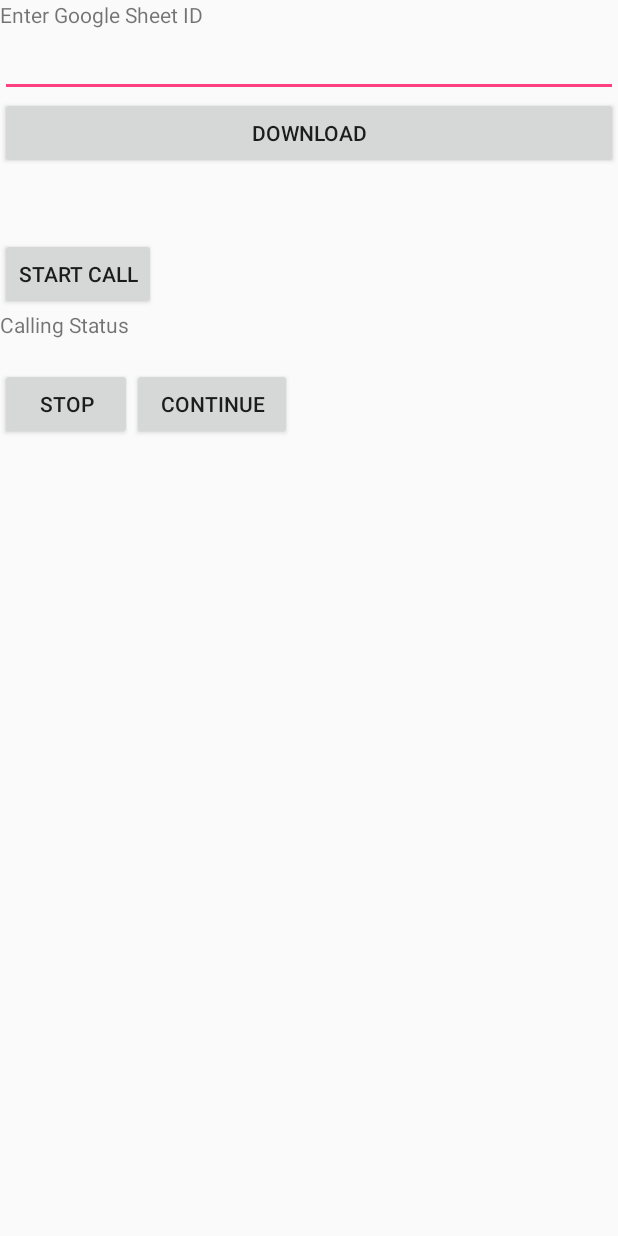
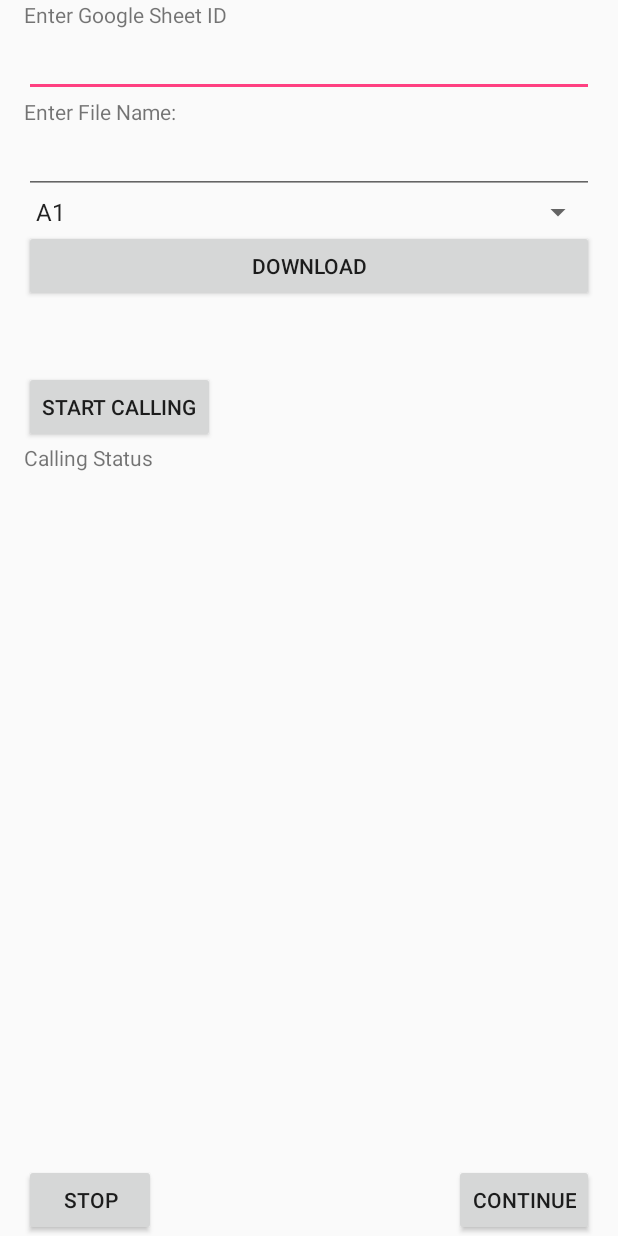
Before and after one commit to dilipkumarvignesh/folkCalling, an Android app: the screen it shows after launch (MainActivity), after a tap on "DOWNLOAD", on a phone screen of 412 x 824 dp. Run offline under Robolectric (Android 15) with nearby library versions, the phone set to English and light mode, and no system bars.

Commit message:
Able to Read from Local File with status; Option to either download from google or local file

```diff
--- a/app/src/main/java/com/iskcon/pfh/folkcalling/MainActivity.java
+++ b/app/src/main/java/com/iskcon/pfh/folkcalling/MainActivity.java
@@ -19,6 +19,7 @@ import android.util.Log;
 import android.view.View;
 import android.widget.Button;
 import android.widget.EditText;
+import android.widget.Spinner;
 import android.widget.TextView;
 import android.widget.Toast;
 
@@ -66,7 +67,14 @@ public class MainActivity extends AppCompatActivity implements View.OnClickListe
                     this,
                     PERMISSIONS_STORAGE,
                     REQUEST_EXTERNAL_STORAGE
-            );}
+
+
+            );
+
+            ActivityCompat.requestPermissions(this,
+                    new String[]{Manifest.permission.CALL_PHONE},
+                    MY_PERMISSIONS_REQUEST_CALL);
+        }
         PhoneStateListener callStateListener = new PhoneStateListener() {
             public void onCallStateChanged(int state, String incomingNumber){
                 if(state==TelephonyManager.CALL_STATE_RINGING){
@@ -82,6 +90,10 @@ public class MainActivity extends AppCompatActivity implements View.OnClickListe
                     //phone is neither ringing nor in a call
 //                    Toast.makeText(getApplicationContext(),"Phone Idle",
 //                            Toast.LENGTH_LONG).show();
+
+//                    Intent showDialogIntent = new Intent(MainActivity.this, DisplayMessageActivity.class);
+//                        showDialogIntent.putExtra("Name", jName);
+//                        startActivityForResult(showDialogIntent, 2);
                     Runnable showDialogRun = new Runnable() {
                         public void run() {
                             repeatCall();
@@ -137,9 +149,9 @@ public class MainActivity extends AppCompatActivity implements View.OnClickListe
             }
         });
 
-        ActivityCompat.requestPermissions(this,
-                new String[]{Manifest.permission.CALL_PHONE},
-                MY_PERMISSIONS_REQUEST_CALL);
+//        ActivityCompat.requestPermissions(this,
+//                new String[]{Manifest.permission.CALL_PHONE},
+//                MY_PERMISSIONS_REQUEST_CALL);
 
 
 
@@ -207,36 +219,57 @@ public class MainActivity extends AppCompatActivity implements View.OnClickListe
     }
     private void download_excel() {
         //  DownloadWebpageTask myTask = new DownloadWebpageTask();
+        i=0;
         GoogleId = txtGoogleId.getText().toString();
+        EditText cFilename = (EditText) findViewById(R.id.LFileInput);
+        String csvFilename = cFilename.getText().toString();
+        if (!csvFilename.equals(""))
+        {
+            Spinner sta = (Spinner)findViewById(R.id.spinner);
+            String StatusValue = sta.getSelectedItem().toString();
+            Log.d("info","SpinnerText:"+StatusValue);
+            CallStatusUpdate CallData = new CallStatusUpdate();
+            jA = CallData.getCallDataStatus(StatusValue,this,csvFilename);
+            Toast.makeText(getApplicationContext(),
+                    jA.length()+" Contacts Downloaded", Toast.LENGTH_LONG).show();
+            contact_count = jA.length();
+            //int cou = contact_count - i;
+            String Status =  "0 Contacts Called " + contact_count+" Contacts Remaining";
+            txtStatus.setText(Status);
 
+        }
+        else if(!GoogleId.equals(""))
+        {
             Toast.makeText(getApplicationContext(),
                     "Downloading Excel. Please wait ...", Toast.LENGTH_LONG).show();
+            DownloadWebpageTask dow = new DownloadWebpageTask(new AsyncResult() {
+                @Override
+                public void onResult(JSONObject object) {
+                    //    ActivityCompat.requestPermissions(this,
+//                new String[]{Manifest.permission.CALL_PHONE},
+                    processJson(object);
 
-         CallStatusUpdate CallData = new CallStatusUpdate();
-         jA = CallData.getCallDataStatus("A1",this);
-         Toast.makeText(getApplicationContext(),
-                 jA.length()+" Contacts Downloaded", Toast.LENGTH_LONG).show();
+                }
+            });
+            String final_google_id = "1C7XyjLQj0t6waLGlDWsvVdGtM0JWh24RFi0ZiR5L6w0";
+            dow.execute("https://spreadsheets.google.com/tq?key="+final_google_id);
+        }
 
-//        DownloadWebpageTask dow = new DownloadWebpageTask(new AsyncResult() {
-//            @Override
-//            public void onResult(JSONObject object) {
-//
-//                processJson(object);
-//
-//            }
-//        });
+
+
+//         Toast.makeText(getApplicationContext(),
+//                 jA.length()+" Contacts Downloaded", Toast.LENGTH_LONG).show();
+
 
        // String final_google_id  = getGoogleId(GoogleId);
-//        String final_google_id = "1C7XyjLQj0t6waLGlDWsvVdGtM0JWh24RFi0ZiR5L6w0";
-//        dow.execute("https://spreadsheets.google.com/tq?key="+final_google_id);
+
 
         }
 
 public void callNow()
         {           Log.d("info","inside Call now");
-                 ActivityCompat.requestPermissions(this,
-                new String[]{Manifest.permission.CALL_PHONE},
-                MY_PERMISSIONS_REQUEST_CALL);
+//
+//                MY_PERMISSIONS_REQUEST_CALL);
     }
     public void onRequestPermissionsResult(int requestCode, String permissions[], int[] grantResults) {
         switch (requestCode) {
@@ -275,7 +308,8 @@ public class MainActivity extends AppCompatActivity implements View.OnClickListe
         Log.d("info","Connecting Call");
         Intent intent = new Intent(Intent.ACTION_CALL);
         try {
-            if(Callenabled == 1) {
+            if(Callenabled == 1 && i < contact_count) {
+
                 JSONObject objects = jA.getJSONObject(i);
                 jName = objects.get("Name").toString();
                 String jNumber = objects.get("Number").toString();
@@ -294,11 +328,53 @@ public class MainActivity extends AppCompatActivity implements View.OnClickListe
                 int cou = contact_count - i;
                 String Status = i + " Contacts Called " + cou + " Contacts Remaining";
                 txtStatus.setText(Status);
+                final Context context = this;
                 Runnable showDialogRun = new Runnable() {
                     public void run() {
-                        Intent showDialogIntent = new Intent(MainActivity.this, DisplayMessageActivity.class);
-                        showDialogIntent.putExtra("Name", jName);
-                        startActivityForResult(showDialogIntent, 2);
+//                        Intent showDialogIntent = new Intent(MainActivity.this, DisplayMessageActivity.class);
+//                        showDialogIntent.putExtra("Name", jName);
+//                        startActivityForResult(showDialogIntent, 2);
+//
+//                        // get prompts.xml view
+//                        LayoutInflater li = LayoutInflater.from(context);
+//                        View promptsView = li.inflate(R.layout.custom_dialog, null);
+//
+//                        AlertDialog.Builder alertDialogBuilder = new AlertDialog.Builder(
+//                                context);
+//
+//                        // set prompts.xml to alertdialog builder
+//                        alertDialogBuilder.setView(promptsView);
+//
+//                        final EditText userInput = (EditText) promptsView
+//                                .findViewById(R.id.editTextDialogUserInput);
+
+                        // set dialog message
+//                        alertDialogBuilder
+//                                .setCancelable(false)
+//                                .setPositiveButton("OK",
+//                                        new DialogInterface.OnClickListener() {
+//                                            public void onClick(DialogInterface dialog,int id) {
+//                                                // get user input and set it to result
+//                                                // edit text
+//                                                result.setText(userInput.getText());
+//                                            }
+//                                        })
+//                                .setNegativeButton("Cancel",
+//                                        new DialogInterface.OnClickListener() {
+//                                            public void onClick(DialogInterface dialog,int id) {
+//                                                dialog.cancel();
+//                                            }
+//                                        });
+//
+//                        // create alert dialog
+//                        AlertDialog alertDialog = alertDialogBuilder.create();
+//
+//                        // show it
+//                        alertDialog.show();
+
+
+
+
 
                     }
                 };
@@ -307,8 +383,8 @@ public class MainActivity extends AppCompatActivity implements View.OnClickListe
 //                cs.show(fm,"DialogFragment");
                 Handler h = new Handler();
                 h.postDelayed(showDialogRun, 2000);
-                CallStatusUpdate updateCall = new CallStatusUpdate();
-                updateCall.getData(jNumber,"A1",this);
+//                CallStatusUpdate updateCall = new CallStatusUpdate();
+//                updateCall.getData(jNumber,"A1",this);
             }
 
             //vi.addView(ly1, params1);
--- a/app/src/main/res/layout/activity_main.xml
+++ b/app/src/main/res/layout/activity_main.xml
@@ -1,79 +1,106 @@
 <?xml version="1.0" encoding="utf-8"?>
-<ScrollView
-    xmlns:android="http://schemas.android.com/apk/res/android"
-    android:layout_width="fill_parent"
-    android:layout_height="fill_parent">
+<!--<ScrollView-->
+    <!--xmlns:android="http://schemas.android.com/apk/res/android"-->
+    <!--android:layout_width="fill_parent"-->
+    <!--android:layout_height="fill_parent">-->
 
-<LinearLayout xmlns:android="http://schemas.android.com/apk/res/android"
+<RelativeLayout xmlns:android="http://schemas.android.com/apk/res/android"
     android:orientation="vertical"
-    android:layout_width="fill_parent"
-    android:layout_height="fill_parent"
-
+    android:layout_width="match_parent"
+    android:layout_height="match_parent"
+    android:paddingLeft="16dp"
+    android:paddingRight="16dp"
     >
 
     <TextView
         android:layout_width="fill_parent"
         android:layout_height="wrap_content"
         android:text="Enter Google Sheet ID"
+        android:id="@+id/GoogleIdText"
         />
     <EditText
         android:id="@+id/txtGoogleId"
         android:layout_width="fill_parent"
         android:layout_height="wrap_content"
+        android:layout_below="@+id/GoogleIdText"
         />
+
+    <TextView
+        android:id="@+id/LFileName"
+        android:layout_width="wrap_content"
+        android:layout_height="wrap_content"
+        android:text="Enter File Name:"
+        android:layout_below="@+id/txtGoogleId"/>
+
+    <EditText
+        android:id="@+id/LFileInput"
+        android:layout_width="fill_parent"
+        android:layout_height="wrap_content"
+        android:layout_below="@+id/LFileName"
+        />
+    <Spinner
+        android:layout_below="@+id/LFileInput"
+        android:id="@+id/spinner"
+        android:layout_width="match_parent"
+        android:layout_height="wrap_content"
+        android:entries="@array/array_name"/>
 
     <Button
         android:id="@+id/btnDownload"
         android:layout_width="fill_parent"
         android:layout_height="wrap_content"
         android:text="Download"
-
+        android:layout_below="@+id/spinner"
         />
 
     <Button
         android:layout_width="wrap_content"
         android:layout_height="wrap_content"
-        android:text="Start Call"
+        android:text="Start Calling"
         android:id="@+id/btn2"
-        android:layout_below="@+id/editText"
-        android:layout_centerHorizontal="true"
+        android:layout_below="@+id/btnDownload"
+        android:layout_alignParentLeft="true"
         android:layout_marginTop="46dp" />
     <TextView
     android:layout_width="fill_parent"
     android:layout_height="wrap_content"
-    android:text="Calling Status"
+    android:text="Calling Status" android:layout_below="@+id/btn2"
     android:id="@+id/Status"
     />
 
     <TextView
         android:layout_width="fill_parent"
         android:layout_height="wrap_content"
-
+        android:layout_below="@+id/Status"
         android:id="@+id/UpdatedStatus1"
         />
 
-    <LinearLayout
+
+
+    <RelativeLayout
         android:layout_width="match_parent"
-        android:layout_height="58dp"
-        android:weightSum="1">
+        android:layout_height="wrap_content"
+        android:weightSum="1"
+        android:layout_alignParentBottom="true">
 
         <Button
             android:id="@+id/CALLSTOP"
             android:layout_width="wrap_content"
             android:layout_height="wrap_content"
+            android:layout_weight="0.5"
             android:text="STOP" />
 
         <Button
             android:id="@+id/CALLCONTINUE"
             android:layout_width="wrap_content"
             android:layout_height="wrap_content"
-            android:layout_alignRight="@+id/CALLSTOP"
-            android:layout_toEndOf="@+id/CALLSTOP"
-            android:layout_weight="0.06"
+            android:layout_alignParentRight="true"
+            android:layout_weight="0.5"
+
             android:text="CONTINUE" />
-    </LinearLayout>
+    </RelativeLayout>
 
-</LinearLayout>
+</RelativeLayout>
 
 
-    </ScrollView>
+    <!--</ScrollView>-->
```
Also changed, not shown: app/src/main/java/com/iskcon/pfh/folkcalling/CallStatusUpdate.java (+14 -12 lines), app/src/main/res/layout/custom_dialog.xml (added, +27 -0 lines). Lines whose indentation alone changed are shown as unchanged.
